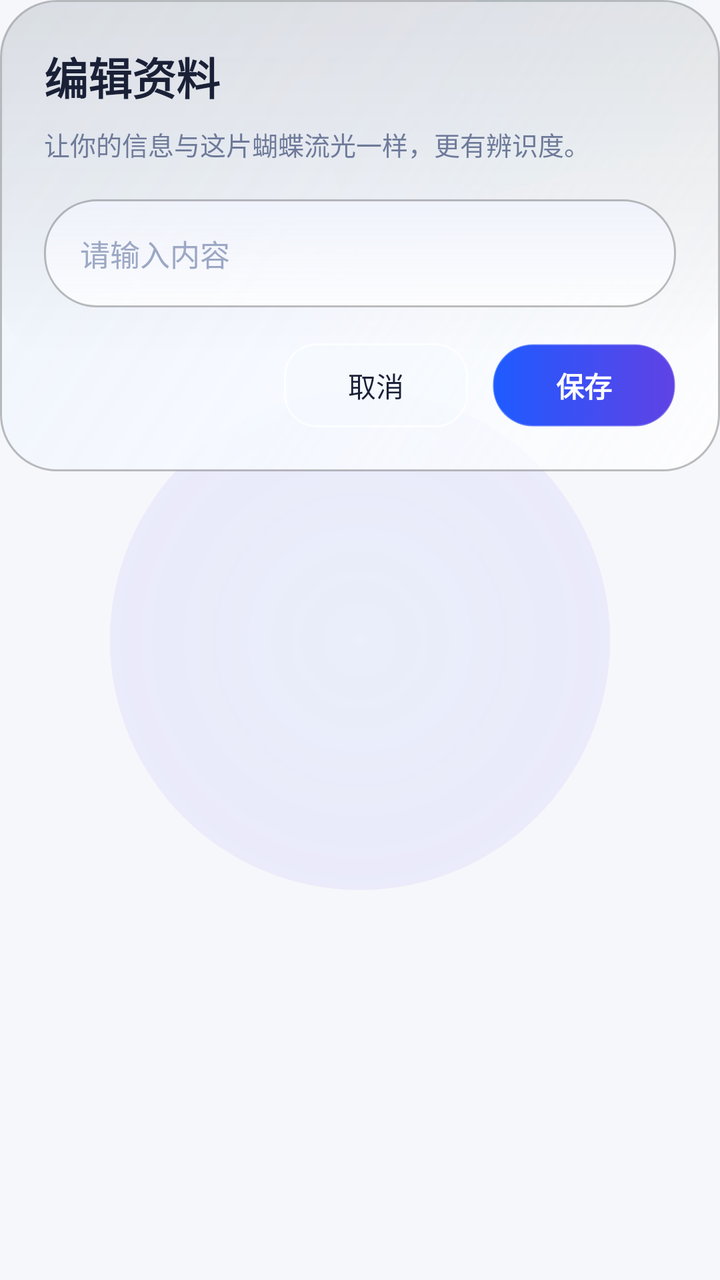
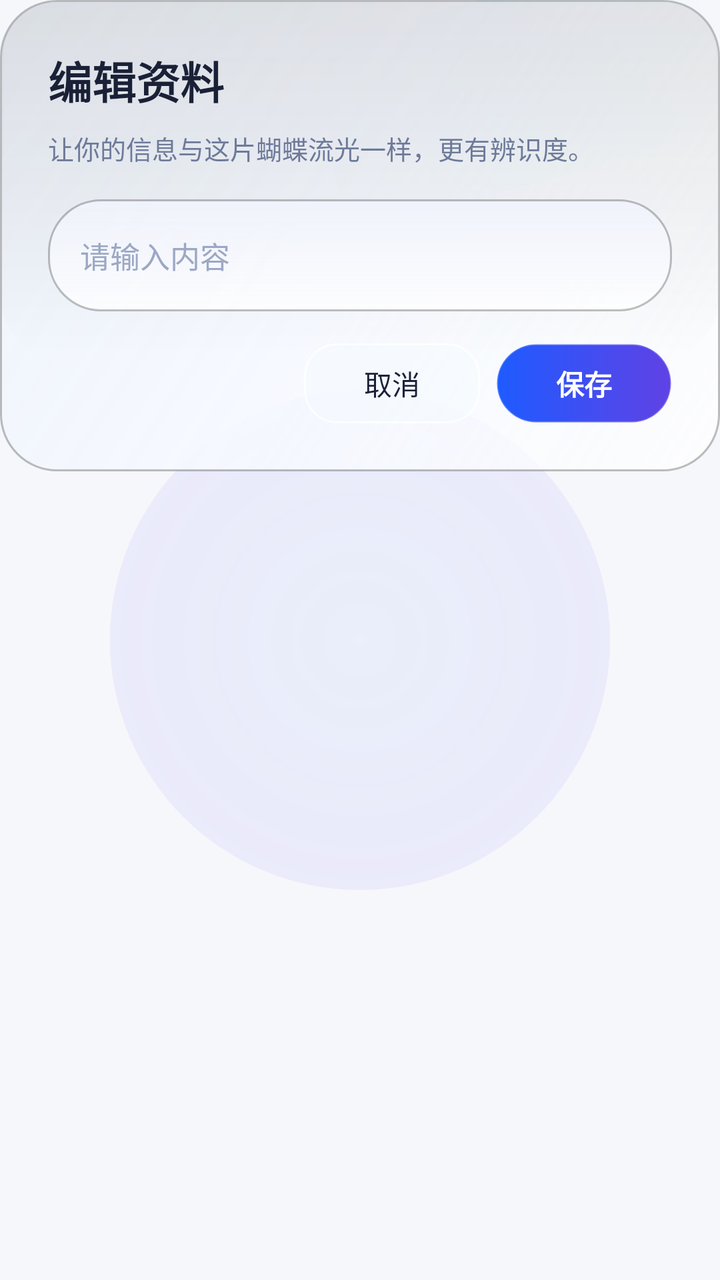

Before-and-after screenshots of an Android layout around one commit, followed by the original layout XML and the change that was made.
<!-- AndroidManifest.xml: application theme Theme.Koukou -->
<!-- res/layout/dialog_edit_profile.xml -->
<?xml version="1.0" encoding="utf-8"?>
<FrameLayout xmlns:android="http://schemas.android.com/apk/res/android"
    android:layout_width="match_parent"
    android:layout_height="wrap_content"
    android:layout_marginHorizontal="20dp">

    <View
        android:id="@+id/dialog_halo"
        android:layout_width="250dp"
        android:layout_height="250dp"
        android:layout_gravity="center"
        android:alpha="0.3"
        android:background="@drawable/bg_butterfly_halo" />

    <View
        android:id="@+id/dialog_sheen"
        android:layout_width="230dp"
        android:layout_height="96dp"
        android:layout_gravity="top|end"
        android:alpha="0.2"
        android:background="@drawable/bg_butterfly_sheen"
        android:rotation="-16" />

    <LinearLayout
        android:layout_width="match_parent"
        android:layout_height="wrap_content"
        android:background="@drawable/bg_butterfly_glass_card"
        android:orientation="vertical"
        android:padding="22dp">

        <TextView
            android:id="@+id/tv_dialog_title"
            android:layout_width="wrap_content"
            android:layout_height="wrap_content"
            android:text="编辑资料"
            android:textColor="@color/butterfly_text_primary"
            android:textSize="22sp"
            android:textStyle="bold" />

        <TextView
            android:id="@+id/tv_dialog_subtitle"
            android:layout_width="wrap_content"
            android:layout_height="wrap_content"
            android:layout_marginTop="8dp"
            android:text="让你的信息与这片蝴蝶流光一样，更有辨识度。"
            android:textColor="@color/butterfly_text_secondary"
            android:textSize="13sp" />

        <EditText
            android:id="@+id/et_content"
            android:layout_width="match_parent"
            android:layout_height="wrap_content"
            android:layout_marginTop="18dp"
            android:background="@drawable/bg_butterfly_input_bar"
            android:gravity="center_vertical"
            android:hint="请输入内容"
            android:minHeight="54dp"
            android:paddingHorizontal="18dp"
            android:paddingVertical="12dp"
            android:textColor="@color/butterfly_text_primary"
            android:textColorHint="@color/butterfly_text_muted"
            android:textSize="15sp" />

        <LinearLayout
            android:layout_width="match_parent"
            android:layout_height="wrap_content"
            android:layout_marginTop="18dp"
            android:gravity="end"
            android:orientation="horizontal">

            <TextView
                android:id="@+id/btn_cancel"
                android:layout_width="wrap_content"
                android:layout_height="42dp"
                android:background="@drawable/bg_profile_btn_outline"
                android:gravity="center"
                android:minWidth="92dp"
                android:paddingHorizontal="18dp"
                android:text="取消"
                android:textColor="@color/butterfly_text_primary"
                android:textSize="14sp" />

            <TextView
                android:id="@+id/btn_confirm"
                android:layout_width="wrap_content"
                android:layout_height="42dp"
                android:layout_marginStart="12dp"
                android:background="@drawable/bg_button_gradient_20"
                android:gravity="center"
                android:minWidth="92dp"
                android:paddingHorizontal="18dp"
                android:text="保存"
                android:textColor="@color/butterfly_pearl"
                android:textSize="14sp"
                android:textStyle="bold" />
        </LinearLayout>
    </LinearLayout>

</FrameLayout>
<!-- resources referenced by this layout -->
<resources>
  <color name="butterfly_pearl">#FFFFFF</color>
  <color name="butterfly_text_muted">#9CA8C4</color>
  <color name="butterfly_text_primary">#1A2137</color>
  <color name="butterfly_text_secondary">#6E7A99</color>
  <!-- drawable bg_butterfly_halo (drawable) -->
  <?xml version="1.0" encoding="utf-8"?>
  <shape xmlns:android="http://schemas.android.com/apk/res/android"
      android:shape="oval">
      <gradient
          android:centerColor="#4C805CFF"
          android:endColor="#00081218"
          android:gradientRadius="320dp"
          android:startColor="#2E1E5BFF"
          android:type="radial" />
  </shape>
  <!-- drawable bg_butterfly_sheen (drawable) -->
  <?xml version="1.0" encoding="utf-8"?>
  <shape xmlns:android="http://schemas.android.com/apk/res/android"
      android:shape="rectangle">
      <gradient
          android:angle="0"
          android:centerColor="#4E00E6FF"
          android:endColor="#083EDBFF"
          android:startColor="#0C9D7BFF"
          android:type="linear" />
      <corners android:radius="160dp" />
  </shape>
  <!-- drawable bg_profile_btn_outline (drawable) -->
  <?xml version="1.0" encoding="utf-8"?>
  <shape xmlns:android="http://schemas.android.com/apk/res/android"
      android:shape="rectangle">
      <solid android:color="#82F6FBFF" />
      <stroke
          android:width="1dp"
          android:color="#CCFFFFFF" />
      <corners android:radius="16dp" />
  </shape>
  <style name="Theme.Koukou" parent="Base.Theme.Koukou" />
  <color name="butterfly_primary">#1E5BFF</color>
  <color name="butterfly_purple">#6042E5</color>
  <color name="md_theme_primary">#00D4FF</color>
  <color name="md_theme_onPrimary">#FFFFFF</color>
  <color name="md_theme_primaryContainer">#EAF4FB</color>
  <color name="md_theme_secondary">#7B2FFF</color>
  <color name="md_theme_onSecondary">#FFFFFF</color>
  <color name="md_theme_background">#F5F7FA</color>
  <color name="md_theme_surface">#FFFFFF</color>
  <color name="md_theme_onBackground">#1A2137</color>
  <color name="md_theme_onSurface">#1A2137</color>
  <style name="Widget.Koukou.Toolbar" parent="Widget.Material3.Toolbar">
          <item name="android:layout_height">@dimen/app_bar_height</item>
          <item name="titleTextColor">@color/butterfly_text_primary</item>
          <item name="subtitleTextColor">@color/butterfly_text_secondary</item>
          <item name="android:background">@android:color/transparent</item>
      </style>
  <style name="Widget.Koukou.Card" parent="Widget.Material3.CardView.Elevated">
          <item name="cardCornerRadius">@dimen/card_radius</item>
          <item name="cardElevation">@dimen/card_elevation</item>
          <item name="strokeColor">@color/card_border</item>
          <item name="strokeWidth">1dp</item>
          <item name="cardBackgroundColor">@color/card_background</item>
      </style>
  <style name="Widget.Koukou.Button" parent="Widget.Material3.Button">
          <item name="cornerRadius">24dp</item>
          <item name="android:minHeight">@dimen/button_primary_height</item>
          <item name="android:textAllCaps">false</item>
      </style>
  <dimen name="app_bar_height">56dp</dimen>
  <dimen name="card_radius">16dp</dimen>
  <dimen name="card_elevation">4dp</dimen>
  <color name="card_border">#D4DCE8</color>
  <color name="card_background">#FFFFFF</color>
  <dimen name="button_primary_height">48dp</dimen>
  <dimen name="input_corner_radius">12dp</dimen>
  <!-- unchanged entries left out for length: 5 -->
</resources>

<!-- the commit's change to res/layout/dialog_edit_profile.xml (unified diff, before → after) -->
@@ -2,7 +2,7 @@
 <FrameLayout xmlns:android="http://schemas.android.com/apk/res/android"
     android:layout_width="match_parent"
     android:layout_height="wrap_content"
-    android:layout_marginHorizontal="20dp">
+    android:layout_marginHorizontal="@dimen/space_md">
 
     <View
         android:id="@+id/dialog_halo"
@@ -26,7 +26,7 @@
         android:layout_height="wrap_content"
         android:background="@drawable/bg_butterfly_glass_card"
         android:orientation="vertical"
-        android:padding="22dp">
+        android:padding="@dimen/dialog_padding">
 
         <TextView
             android:id="@+id/tv_dialog_title"
@@ -41,7 +41,7 @@
             android:id="@+id/tv_dialog_subtitle"
             android:layout_width="wrap_content"
             android:layout_height="wrap_content"
-            android:layout_marginTop="8dp"
+            android:layout_marginTop="@dimen/space_sm"
             android:text="让你的信息与这片蝴蝶流光一样，更有辨识度。"
             android:textColor="@color/butterfly_text_secondary"
             android:textSize="13sp" />
@@ -50,13 +50,13 @@
             android:id="@+id/et_content"
             android:layout_width="match_parent"
             android:layout_height="wrap_content"
-            android:layout_marginTop="18dp"
+            android:layout_marginTop="@dimen/space_md"
             android:background="@drawable/bg_butterfly_input_bar"
             android:gravity="center_vertical"
             android:hint="请输入内容"
-            android:minHeight="54dp"
-            android:paddingHorizontal="18dp"
-            android:paddingVertical="12dp"
+            android:minHeight="@dimen/input_min_height"
+            android:paddingHorizontal="@dimen/input_horizontal_padding"
+            android:paddingVertical="@dimen/space_sm"
             android:textColor="@color/butterfly_text_primary"
             android:textColorHint="@color/butterfly_text_muted"
             android:textSize="15sp" />
@@ -64,18 +64,18 @@
         <LinearLayout
             android:layout_width="match_parent"
             android:layout_height="wrap_content"
-            android:layout_marginTop="18dp"
+            android:layout_marginTop="@dimen/space_md"
             android:gravity="end"
             android:orientation="horizontal">
 
             <TextView
                 android:id="@+id/btn_cancel"
                 android:layout_width="wrap_content"
-                android:layout_height="42dp"
+                android:layout_height="@dimen/button_secondary_height"
                 android:background="@drawable/bg_profile_btn_outline"
                 android:gravity="center"
-                android:minWidth="92dp"
-                android:paddingHorizontal="18dp"
+                android:minWidth="88dp"
+                android:paddingHorizontal="@dimen/space_md"
                 android:text="取消"
                 android:textColor="@color/butterfly_text_primary"
                 android:textSize="14sp" />
@@ -83,12 +83,12 @@
             <TextView
                 android:id="@+id/btn_confirm"
                 android:layout_width="wrap_content"
-                android:layout_height="42dp"
-                android:layout_marginStart="12dp"
+                android:layout_height="@dimen/button_secondary_height"
+                android:layout_marginStart="@dimen/space_sm"
                 android:background="@drawable/bg_button_gradient_20"
                 android:gravity="center"
-                android:minWidth="92dp"
-                android:paddingHorizontal="18dp"
+                android:minWidth="88dp"
+                android:paddingHorizontal="@dimen/space_md"
                 android:text="保存"
                 android:textColor="@color/butterfly_pearl"
                 android:textSize="14sp"
<!-- resource entries referenced after the edit -->
@@ -4,6 +4,12 @@
   <color name="butterfly_text_muted">#9CA8C4</color>
   <color name="butterfly_text_primary">#1A2137</color>
   <color name="butterfly_text_secondary">#6E7A99</color>
+  <dimen name="button_secondary_height">40dp</dimen>
+  <dimen name="dialog_padding">24dp</dimen>
+  <dimen name="input_horizontal_padding">16dp</dimen>
+  <dimen name="input_min_height">56dp</dimen>
+  <dimen name="space_md">16dp</dimen>
+  <dimen name="space_sm">8dp</dimen>
   <!-- drawable bg_butterfly_halo (drawable) -->
   <?xml version="1.0" encoding="utf-8"?>
   <shape xmlns:android="http://schemas.android.com/apk/res/android"
